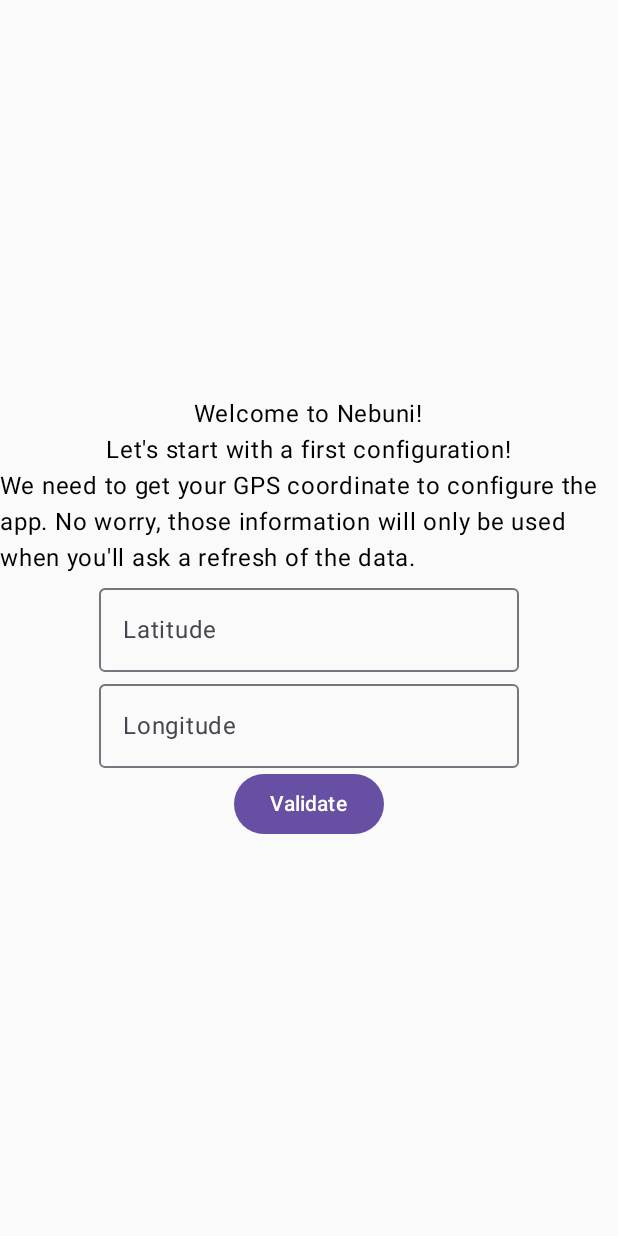
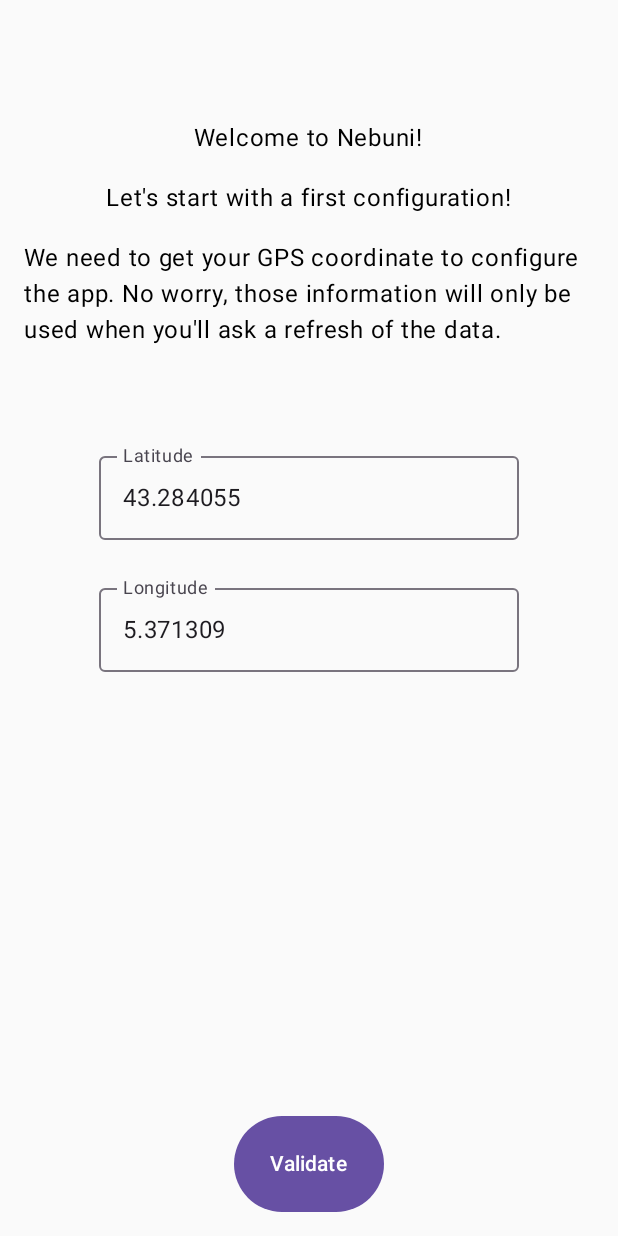
Before and after one commit to Domnis/Nebuni, an Android app built with Jetpack Compose: the screen it shows after launch (MainActivity), on a phone screen of 412 x 824 dp. Run offline under Robolectric (Android 15) with nearby library versions, the phone set to English and light mode, and no system bars; our stand-ins replace Material 3 Expressive styles (plain Material 3 is drawn).

Commit message:
Add notion of ObservationPlace to define lat, lon, az, alt. Use first page to fill observation place with lat and lon infos. Use those informations to make API call.

```diff
--- a/composeApp/src/commonMain/kotlin/com/domnis/nebuni/AppState.kt
+++ b/composeApp/src/commonMain/kotlin/com/domnis/nebuni/AppState.kt
@@ -1,14 +1,20 @@
 package com.domnis.nebuni
 
 import androidx.compose.runtime.mutableStateOf
-import kotlinx.serialization.Serializable
+import com.domnis.nebuni.data.ObservationPlace
 
 enum class Screen { Welcome, Main }
 
 class AppState {
     val currentRootScreen = mutableStateOf(Screen.Welcome)
 
+    val currentObservationPlace = mutableStateOf(ObservationPlace())
+
     fun navigateTo(newRootScreen: Screen) {
         currentRootScreen.value = newRootScreen
     }
+
+    fun updateObservationPlace(newObservationPlace: ObservationPlace) {
+        currentObservationPlace.value = newObservationPlace
+    }
 }
--- /dev/null
+++ b/composeApp/src/commonMain/kotlin/com/domnis/nebuni/data/ObservationPlace.kt
@@ -0,0 +1,10 @@
+package com.domnis.nebuni.data
+
+data class ObservationPlace (
+    val latitude: Double = 43.284055, // Notre-Dame de la Garde's latitude
+    val longitude: Double = 5.371309, // Notre-Dame de la Garde's longitude
+    val altMin: Int = 0,
+    val altMax: Int = 90,
+    val azMin: Int = 0,
+    val azMax: Int = 360
+)
--- a/composeApp/src/commonMain/kotlin/com/domnis/nebuni/ui/welcome/WelcomePage.kt
+++ b/composeApp/src/commonMain/kotlin/com/domnis/nebuni/ui/welcome/WelcomePage.kt
@@ -1,9 +1,17 @@
 package com.domnis.nebuni.ui.welcome
 
+import androidx.compose.foundation.gestures.Orientation
+import androidx.compose.foundation.gestures.scrollable
 import androidx.compose.foundation.layout.Arrangement
+import androidx.compose.foundation.layout.Box
 import androidx.compose.foundation.layout.Column
+import androidx.compose.foundation.layout.Spacer
 import androidx.compose.foundation.layout.fillMaxSize
-import androidx.compose.foundation.layout.safeContentPadding
+import androidx.compose.foundation.layout.height
+import androidx.compose.foundation.layout.heightIn
+import androidx.compose.foundation.layout.padding
+import androidx.compose.foundation.layout.systemBarsPadding
+import androidx.compose.foundation.rememberScrollState
 import androidx.compose.foundation.text.KeyboardOptions
 import androidx.compose.foundation.text.input.TextFieldLineLimits
 import androidx.compose.foundation.text.input.rememberTextFieldState
@@ -12,10 +20,12 @@ import androidx.compose.material3.ExperimentalMaterial3ExpressiveApi
 import androidx.compose.material3.OutlinedTextField
 import androidx.compose.material3.Text
 import androidx.compose.runtime.Composable
+import androidx.compose.runtime.getValue
 import androidx.compose.ui.Alignment
 import androidx.compose.ui.Modifier
 import androidx.compose.ui.text.input.ImeAction
 import androidx.compose.ui.text.input.KeyboardType
+import androidx.compose.ui.unit.dp
 import com.domnis.nebuni.AppState
 import com.domnis.nebuni.Screen
 import org.jetbrains.compose.ui.tooling.preview.Preview
@@ -25,18 +35,40 @@ import org.koin.compose.koinInject
 @Composable
 @Preview
 fun WelcomePage(appState: AppState = koinInject()) {
-    val latState = rememberTextFieldState()
-    val lonState = rememberTextFieldState()
+    val currentObservationPlace by appState.currentObservationPlace
+
+    val latState = rememberTextFieldState(initialText = currentObservationPlace.latitude.toString())
+    val lonState = rememberTextFieldState(initialText = currentObservationPlace.longitude.toString())
+
+    Box(
+        modifier = Modifier.fillMaxSize().padding(16.dp)
+    ) {
+        Column(
+            modifier = Modifier.fillMaxSize().scrollable(
+                rememberScrollState(0),
+                orientation = Orientation.Vertical
+            ),
+            horizontalAlignment = Alignment.CenterHorizontally,
+            verticalArrangement = Arrangement.Top
+        ) {
+
+            Spacer(modifier = Modifier.height(64.dp))
 
             Column(
-        modifier = Modifier.fillMaxSize().safeContentPadding(),
-        horizontalAlignment = Alignment.CenterHorizontally,
-        verticalArrangement = Arrangement.Center
+                modifier = Modifier.systemBarsPadding(),
+                verticalArrangement = Arrangement.spacedBy(16.dp),
+                horizontalAlignment = Alignment.CenterHorizontally
             ) {
                 Text("Welcome to Nebuni!")
                 Text("Let's start with a first configuration!")
                 Text("We need to get your GPS coordinate to configure the app. No worry, those information will only be used when you'll ask a refresh of the data.")
+            }
 
+            Spacer(modifier = Modifier.heightIn(min = 64.dp, max = 256.dp))
+
+            Column(
+                verticalArrangement = Arrangement.spacedBy(24.dp)
+            ) {
                 OutlinedTextField(
                     state = latState,
                     label = {
@@ -60,11 +92,34 @@ fun WelcomePage(appState: AppState = koinInject()) {
                         imeAction = ImeAction.Done
                     )
                 )
+            }
+        }
 
         Button(
             onClick = {
+                val latText = latState.text.toString().trim().replace(",", ".")
+                val lonText = lonState.text.toString().trim().replace(",", ".")
+
+                if (latText.isEmpty() || latText.toDoubleOrNull() == null) {
+                    //TODO: show error
+                    return@Button
+                }
+
+                if (lonText.isEmpty() || lonText.toDoubleOrNull() == null) {
+                    //TODO: show error
+                    return@Button
+                }
+
+                appState.updateObservationPlace(
+                    currentObservationPlace.copy(
+                        latitude = latText.toDouble(),
+                        longitude = lonText.toDouble()
+                    )
+                )
+
                 appState.navigateTo(Screen.Main)
-            }
+            },
+            modifier = Modifier.align(Alignment.BottomCenter).systemBarsPadding().height(64.dp)
         ) {
             Text("Validate")
         }
```
Also changed, not shown: composeApp/src/commonMain/kotlin/com/domnis/nebuni/network/ScienceAPI.kt (+12 -6 lines), composeApp/src/commonMain/kotlin/com/domnis/nebuni/ui/main/MainPage.kt (+6 -2 lines). Lines whose indentation alone changed are shown as unchanged.
